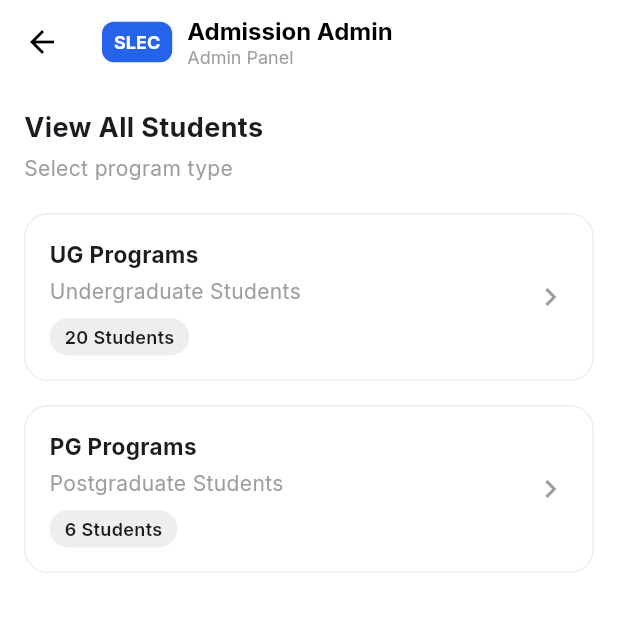
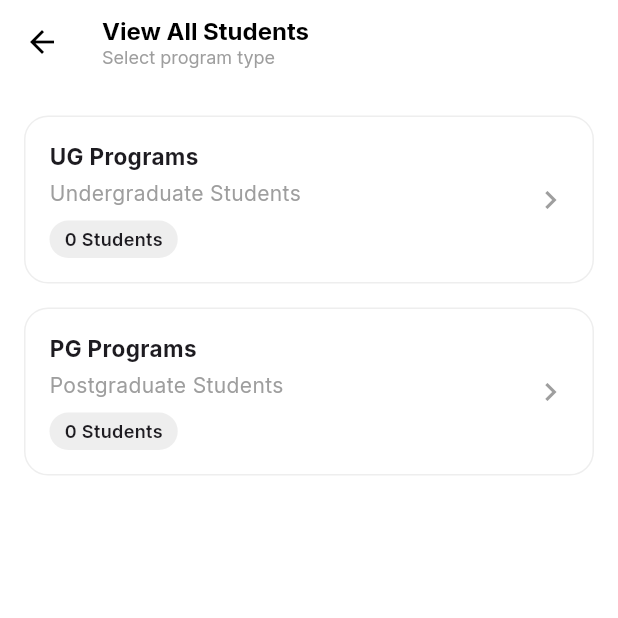
Before and after one commit to kishoreerp/ERP-Campus-Connect, a Flutter app: the AdmissionViewAllStudentsScreen screen opened directly, on a phone screen of 412 x 824 dp, the top half of it. Run offline on Flutter 3.47's test engine with Material 3 defaults, Android fonts, the phone set to English and light mode, and no system bars; our stand-ins replace cloud_firestore, file_picker, firebase_auth, firebase_core, google_fonts, shared_preferences and 1 more; accounts and stored records are empty; generated files the repository leaves out were written again.

```diff
--- a/frontend/lib/screens/admission_portal/admission_view_all_students_screen.dart
+++ b/frontend/lib/screens/admission_portal/admission_view_all_students_screen.dart
@@ -1,6 +1,10 @@
 import 'package:flutter/material.dart';
 import 'ug_years_screen.dart';
 import 'pg_years_screen.dart';
+import 'package:cloud_firestore/cloud_firestore.dart';
+
+
+
 class AdmissionViewAllStudentsScreen extends StatelessWidget {
   const AdmissionViewAllStudentsScreen({super.key});
 
@@ -20,27 +24,13 @@ class AdmissionViewAllStudentsScreen extends StatelessWidget {
         titleSpacing: 12,
         title: Row(
           children: [
-            Container(
-              padding: const EdgeInsets.symmetric(horizontal: 8, vertical: 6),
-              decoration: BoxDecoration(
-                color: const Color(0xFF2563EB),
-                borderRadius: BorderRadius.circular(8),
-              ),
-              child: const Text(
-                'SLEC',
-                style: TextStyle(
-                  color: Colors.white,
-                  fontWeight: FontWeight.bold,
-                  fontSize: 12,
-                ),
-              ),
-            ),
-            const SizedBox(width: 10),
+
+
             const Column(
               crossAxisAlignment: CrossAxisAlignment.start,
               children: [
                 Text(
-                  'Admission Admin',
+                  'View All Students',
                   style: TextStyle(
                     fontWeight: FontWeight.bold,
                     fontSize: 16,
@@ -48,7 +38,7 @@ class AdmissionViewAllStudentsScreen extends StatelessWidget {
                   ),
                 ),
                 Text(
-                  'Admin Panel',
+                  'Select program type',
                   style: TextStyle(
                     fontSize: 12,
                     color: Colors.grey,
@@ -66,21 +56,21 @@ class AdmissionViewAllStudentsScreen extends StatelessWidget {
         child: Column(
           crossAxisAlignment: CrossAxisAlignment.start,
           children: [
-            const Text(
-              'View All Students',
-              style: TextStyle(fontSize: 18, fontWeight: FontWeight.bold),
-            ),
-            const SizedBox(height: 4),
-            const Text(
-              'Select program type',
-              style: TextStyle(color: Colors.grey),
-            ),
-            const SizedBox(height: 20),
 
-          _programCard(
+            const SizedBox(height: 5),
+StreamBuilder<QuerySnapshot>(
+  stream: FirebaseFirestore.instance
+      .collection('users')
+      .where('role', isEqualTo: 'student')
+      .where('program', isEqualTo: 'UG')
+      .snapshots(),
+  builder: (context, snapshot) {
+    final count = snapshot.hasData ? snapshot.data!.docs.length : 0;
+
+    return _programCard(
       title: 'UG Programs',
       subtitle: 'Undergraduate Students',
-  count: '20 Students',
+      count: '$count Students',
       onTap: () {
         Navigator.push(
           context,
@@ -89,15 +79,26 @@ class AdmissionViewAllStudentsScreen extends StatelessWidget {
           ),
         );
       },
+    );
+  },
 ),
 
 
             const SizedBox(height: 16),
 
-            _programCard(
+           StreamBuilder<QuerySnapshot>(
+  stream: FirebaseFirestore.instance
+      .collection('users')
+      .where('role', isEqualTo: 'student')
+      .where('program', isEqualTo: 'PG')
+      .snapshots(),
+  builder: (context, snapshot) {
+    final count = snapshot.hasData ? snapshot.data!.docs.length : 0;
+
+    return _programCard(
       title: 'PG Programs',
       subtitle: 'Postgraduate Students',
-              count: '6 Students',
+      count: '$count Students',
       onTap: () {
         Navigator.push(
           context,
@@ -105,9 +106,14 @@ class AdmissionViewAllStudentsScreen extends StatelessWidget {
             builder: (_) => const PgYearsScreen(),
           ),
         );
-                // Navigate to PG students list
+      },
+    );
   },
 ),
+
+                // Navigate to PG students list
+
+
           ],
         ),
       ),
```
Also changed, not shown: frontend/lib/screens/admission_portal/common_students_screen.dart (+20 -7 lines), frontend/lib/screens/admission_portal/pg_departments_screen.dart (added, +168 -0 lines), frontend/lib/screens/admission_portal/pg_years_screen.dart (+15 -36 lines), frontend/lib/screens/admission_portal/ug_departments_screen.dart (added, +191 -0 lines), frontend/lib/screens/admission_portal/ug_years_screen.dart (+14 -36 lines). Lines whose indentation alone changed are shown as unchanged.
